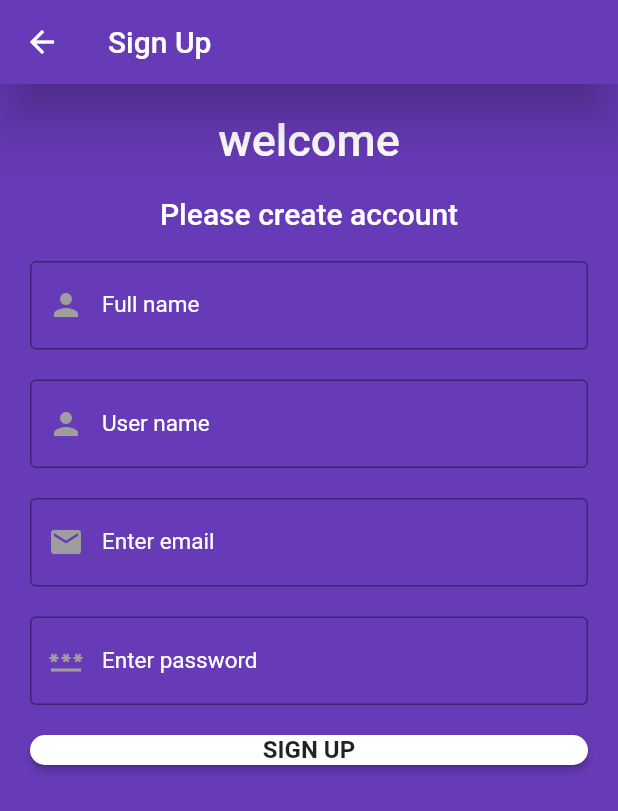
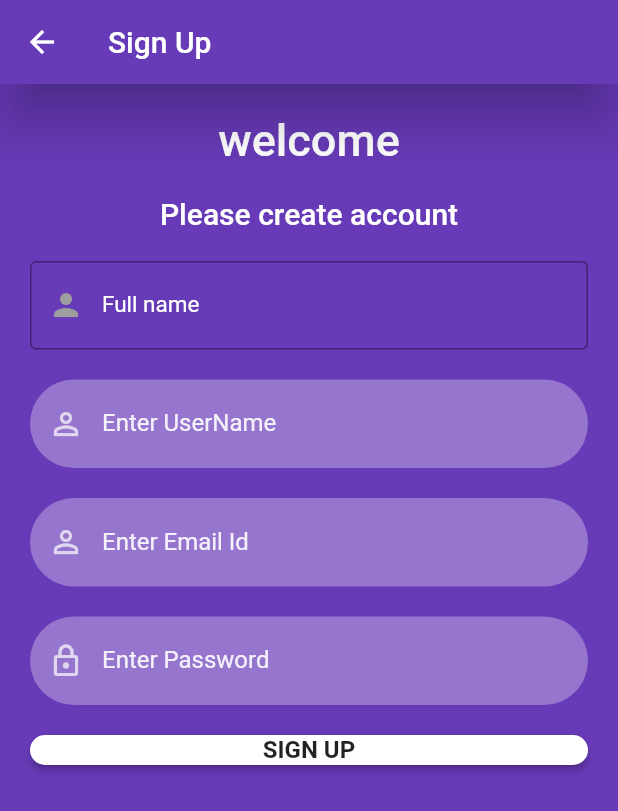
Before and after one commit to MoustafaAshraf8/Student-compass, a Flutter app: the Facebook screen opened directly, on a phone screen of 412 x 824 dp. Shown: the top 811 px of the screen. Run offline on Flutter 3.47's test engine with Material 2 defaults, Android fonts, the phone set to English and light mode, and no system bars; our stand-ins replace firebase_auth, firebase_core, google_maps_flutter, google_sign_in; accounts and stored records are empty.

Commit message:
data base location fill

```diff
--- /dev/null
+++ b/package.json
@@ -0,0 +1,6 @@
+{
+  "dependencies": {
+    "express": "^4.18.2",
+    "pg": "^8.11.3"
+  }
+}
--- a/studentcompass/lib/screen/signupppppp.dart
+++ b/studentcompass/lib/screen/signupppppp.dart
@@ -77,57 +77,18 @@ class _FacebookState extends State<Facebook> {
             ),
             Container(
               padding: const EdgeInsets.all(10),
-              child: const TextField(
-                decoration: InputDecoration(
-                  border: OutlineInputBorder(),
-                  labelText: 'User name',
-                  prefixIcon: Icon(
-                    Icons.person,
-                    color: Colors.grey,
-                  ),
-                  labelStyle: TextStyle(
-                    color: Colors.white,
-                    fontSize: 15,
-                  ),
-                ),
-                style: TextStyle(color: Colors.white),
-              ),
+              child: reusableTextField("Enter UserName", Icons.person_outline,
+                  false, _userNameTextController),
             ),
             Container(
               padding: const EdgeInsets.all(10),
-              child: const TextField(
-                decoration: InputDecoration(
-                  border: OutlineInputBorder(),
-                  labelText: 'Enter email',
-                  prefixIcon: Icon(
-                    Icons.email,
-                    color: Colors.grey,
-                  ),
-                  labelStyle: TextStyle(
-                    color: Colors.white,
-                    fontSize: 15,
-                  ),
-                ),
-                style: TextStyle(color: Colors.white),
-              ),
+              child: reusableTextField("Enter Email Id", Icons.person_outline,
+                  false, _emailTextController),
             ),
             Container(
               padding: const EdgeInsets.all(10),
-              child: const TextField(
-                decoration: InputDecoration(
-                  border: OutlineInputBorder(),
-                  labelText: 'Enter password',
-                  prefixIcon: Icon(
-                    Icons.password_outlined,
-                    color: Colors.grey,
-                  ),
-                  labelStyle: TextStyle(
-                    color: Colors.white,
-                    fontSize: 15,
-                  ),
-                ),
-                style: TextStyle(color: Colors.white),
-              ),
+              child: reusableTextField("Enter Password", Icons.lock_outlined,
+                  true, _passwordTextController),
             ),
             Container(
                 height: 50,
```
Also changed, not shown: package-lock.json (added), 2 other files.
